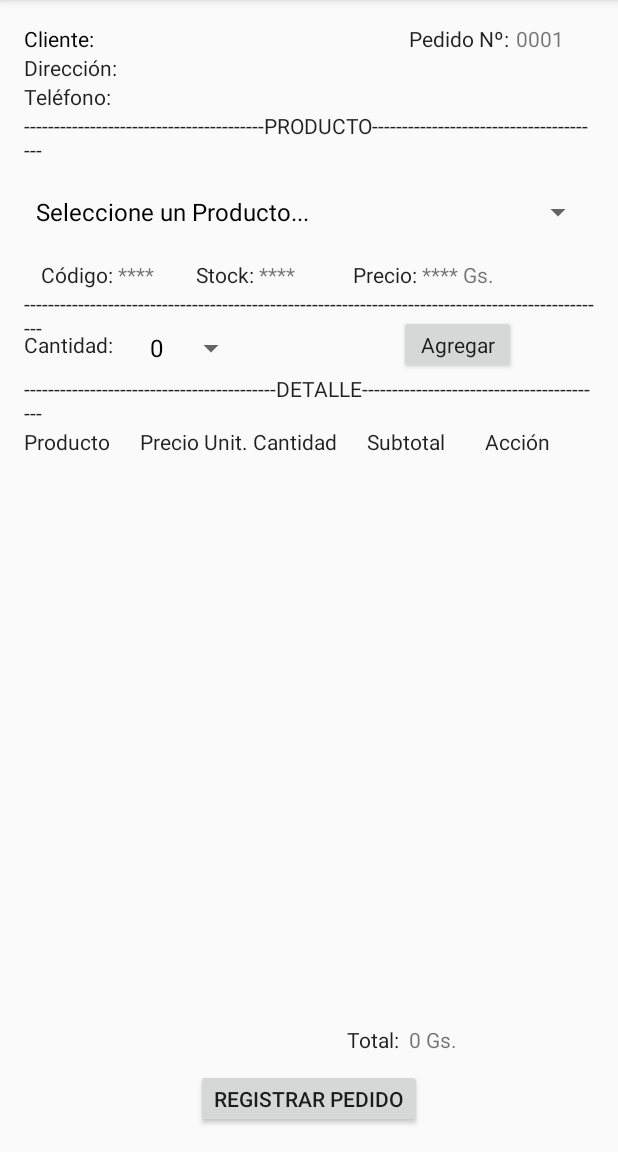
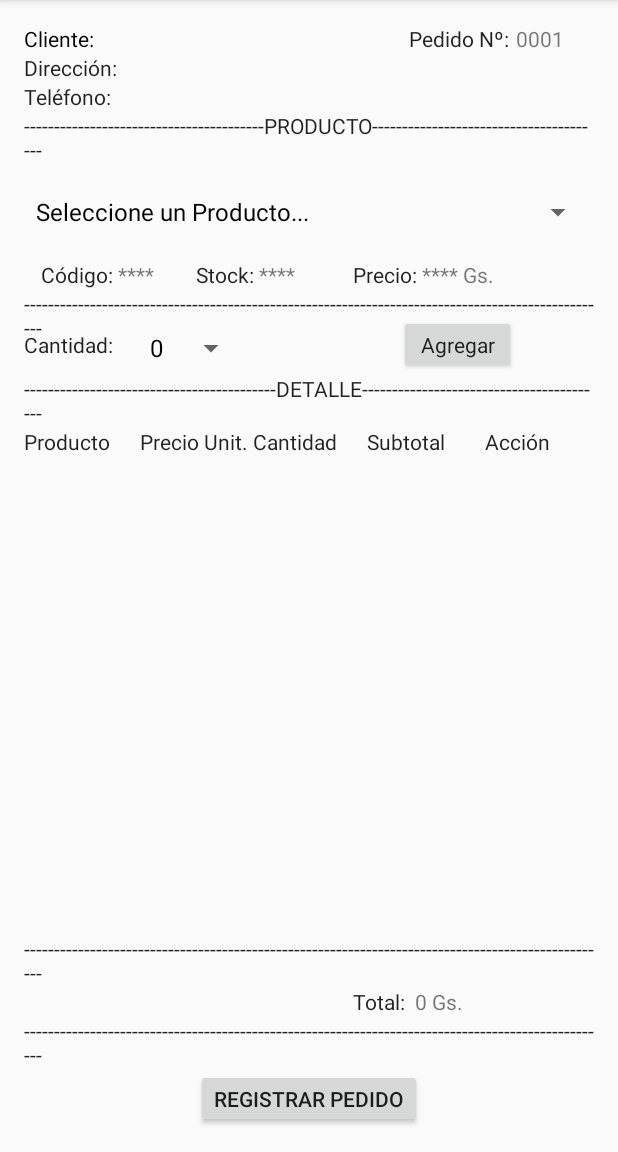
Before and after one commit to evervf/TP_Android, an Android app: the LevantamientoPedido screen opened directly, with no data from a screen before it, on a phone screen of 412 x 824 dp, the part 84-1236 px from its top. Run offline under Robolectric (Android 15) with nearby library versions, the phone set to English and light mode, and no system bars.

Commit message:
App Completada 4.0

```diff
--- a/app/src/main/java/com/example/ever/myapplication/ListarPedidos.java
+++ b/app/src/main/java/com/example/ever/myapplication/ListarPedidos.java
@@ -38,7 +38,7 @@ public class ListarPedidos extends AppCompatActivity implements View.OnClickList
                 String linea;
                 if(c.getInt(0) < 10){
                     linea = "Pedido Nº: 000" + String.valueOf(c.getInt(0));
-                }else if(c.getInt(0) > 10 && c.getInt(0) < 100){
+                }else if(c.getInt(0) >= 10 && c.getInt(0) < 100){
                     linea = "Pedido Nº: 00" + String.valueOf(c.getInt(0));
                 }else{
                     linea = "Pedido Nº: 0" + String.valueOf(c.getInt(0));
--- a/app/src/main/java/com/example/ever/myapplication/sqlite/BaseDatosPedidos.java
+++ b/app/src/main/java/com/example/ever/myapplication/sqlite/BaseDatosPedidos.java
@@ -86,7 +86,7 @@ public class BaseDatosPedidos extends SQLiteOpenHelper{
                                     Tablas.TIPO_PRODUCTO, TiposProducto.ID_TIPO, TiposProducto.DESCRIPCION_TIPO));*/
 
         db.execSQL(String.format("CREATE TABLE %s ( %s INTEGER PRIMARY KEY AUTOINCREMENT, " +
-                                    "%s DATETIME CURRENT_DATE, %s INTEGER, %s INTEGER NOT NULL %s, %s INTEGER NOT NULL %s)",
+                                    "%s DATETIME, %s INTEGER, %s INTEGER NOT NULL %s, %s INTEGER NOT NULL %s)",
                 Tablas.VENTA, Ventas.ID_VENTA, Ventas.FECHA_VENTA, Ventas.TOTAL_VENTA,
                 Ventas.ID_CLIENTE, Referencias.ID_CLIENTE, Ventas.CI_VENDEDOR, Referencias.CI_VENDEDOR));
 
--- a/app/src/main/res/layout/activity_levantamiento_pedido.xml
+++ b/app/src/main/res/layout/activity_levantamiento_pedido.xml
@@ -62,17 +62,6 @@
         android:minWidth="70dp" />
 
     <TextView
-        android:text="Total:  "
-        android:layout_width="wrap_content"
-        android:layout_height="wrap_content"
-        android:id="@+id/textView12"
-        android:textAppearance="@style/TextAppearance.AppCompat"
-        android:layout_above="@+id/ButtonRegistrar"
-        android:layout_toLeftOf="@+id/textView4"
-        android:layout_toStartOf="@+id/textView4"
-        android:layout_marginBottom="10dp" />
-
-    <TextView
         android:layout_width="wrap_content"
         android:layout_height="wrap_content"
         android:id="@+id/textView"
@@ -80,15 +69,6 @@
         android:layout_alignBottom="@+id/textView12"
         android:layout_toRightOf="@+id/textView12"
         android:layout_toEndOf="@+id/textView12" />
-
-    <Button
-        android:text="Registrar Pedido"
-        android:layout_width="wrap_content"
-        android:layout_height="wrap_content"
-        android:id="@+id/ButtonRegistrar"
-        android:minHeight="25dp"
-        android:layout_alignParentBottom="true"
-        android:layout_centerHorizontal="true" />
 
     <TextView
         android:text="Dirección: "
@@ -166,24 +146,15 @@
         android:layout_alignParentLeft="true"
         android:layout_alignParentStart="true" />
 
-    <TextView
-        android:text="------------------------------------------DETALLE-----------------------------------------"
-        android:layout_width="wrap_content"
-        android:layout_height="wrap_content"
-        android:id="@+id/textView27"
-        android:textAppearance="@style/TextAppearance.AppCompat"
-        android:layout_below="@+id/buttonAgregar"
-        android:layout_alignParentLeft="true"
-        android:layout_alignParentStart="true" />
-
     <ScrollView
         android:layout_width="match_parent"
-        android:layout_height="wrap_content"
+        android:layout_height="match_parent"
         android:id="@+id/scrollView2"
         android:layout_below="@+id/textView27"
         android:layout_alignParentLeft="true"
         android:layout_alignParentStart="true"
-        android:layout_above="@+id/textView12">
+        android:minHeight="340dp"
+        android:layout_above="@+id/textView34">
 
         <LinearLayout
             android:layout_width="match_parent"
@@ -316,5 +287,54 @@
         android:id="@+id/textView15"
         android:textAppearance="@style/TextAppearance.AppCompat" />
 
+    <TextView
+        android:text="------------------------------------------DETALLE-----------------------------------------"
+        android:layout_width="wrap_content"
+        android:layout_height="wrap_content"
+        android:id="@+id/textView27"
+        android:textAppearance="@style/TextAppearance.AppCompat"
+        android:layout_below="@+id/buttonAgregar"
+        android:layout_alignParentLeft="true"
+        android:layout_alignParentStart="true" />
+
+    <Button
+        android:text="Registrar Pedido"
+        android:layout_width="wrap_content"
+        android:layout_height="wrap_content"
+        android:id="@+id/ButtonRegistrar"
+        android:minHeight="25dp"
+        android:layout_alignParentBottom="true"
+        android:layout_centerHorizontal="true" />
+
+    <TextView
+        android:text="--------------------------------------------------------------------------------------------------"
+        android:layout_width="wrap_content"
+        android:layout_height="wrap_content"
+        android:id="@+id/textView33"
+        android:layout_above="@+id/ButtonRegistrar"
+        android:layout_alignParentLeft="true"
+        android:layout_alignParentStart="true"
+        android:textAppearance="@style/TextAppearance.AppCompat" />
+
+    <TextView
+        android:text="Total:  "
+        android:layout_width="wrap_content"
+        android:layout_height="wrap_content"
+        android:id="@+id/textView12"
+        android:textAppearance="@style/TextAppearance.AppCompat"
+        android:layout_above="@+id/textView33"
+        android:layout_alignLeft="@+id/textView28"
+        android:layout_alignStart="@+id/textView28" />
+
+    <TextView
+        android:text="--------------------------------------------------------------------------------------------------"
+        android:layout_width="wrap_content"
+        android:layout_height="wrap_content"
+        android:layout_above="@+id/textView12"
+        android:layout_alignParentLeft="true"
+        android:layout_alignParentStart="true"
+        android:id="@+id/textView34"
+        android:textAppearance="@style/TextAppearance.AppCompat" />
+
 
 </RelativeLayout>
```
Also changed, not shown: app/src/main/java/com/example/ever/myapplication/LevantamientoPedido.java (+13 -7 lines), app/src/main/java/com/example/ever/myapplication/MainActivity.java (+8 -4 lines), app/src/main/java/com/example/ever/myapplication/detalle_pedido.java (+19 -7 lines), app/src/main/java/com/example/ever/myapplication/sqlite/OperacionesBaseDatos.java (+8 -5 lines), app/src/main/res/layout/activity_detalle_pedido.xml (+33 -12 lines).
